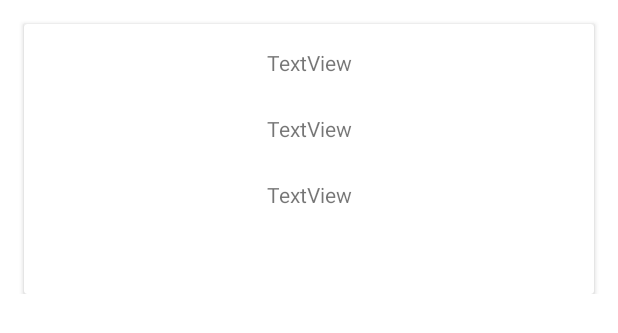
After one commit to pauloalvarez21/infotrack-prueba, an Android app: the layout item_user.xml on its own in the app's theme, with its tools: preview values and no code run, on a phone screen of 412 x 824 dp. The commit adds this screen. Shown: the top 333 px of the screen. Run offline under Robolectric (Android 15) with nearby library versions, the phone set to English and light mode, and no system bars; network calls fail.

Commit message:
primera pantalla

```diff
--- a/app/build.gradle
+++ b/app/build.gradle
@@ -40,4 +40,6 @@ dependencies {
     testImplementation 'junit:junit:4.13.2'
     androidTestImplementation 'androidx.test.ext:junit:1.1.3'
     androidTestImplementation 'androidx.test.espresso:espresso-core:3.4.0'
+
+    implementation 'com.dubsmash.volley:library:2.0.1'
 }
--- a/app/src/main/AndroidManifest.xml
+++ b/app/src/main/AndroidManifest.xml
@@ -1,6 +1,8 @@
 <?xml version="1.0" encoding="utf-8"?>
 <manifest xmlns:android="http://schemas.android.com/apk/res/android"
     package="com.gaelectronica.infotrack_prueba">
+
+    <uses-permission android:name="android.permission.INTERNET"/>
 
     <application
         android:allowBackup="true"
--- /dev/null
+++ b/app/src/main/res/layout/item_user.xml
@@ -0,0 +1,64 @@
+<?xml version="1.0" encoding="utf-8"?>
+<androidx.constraintlayout.widget.ConstraintLayout xmlns:android="http://schemas.android.com/apk/res/android"
+    xmlns:app="http://schemas.android.com/apk/res-auto"
+    xmlns:tools="http://schemas.android.com/tools"
+    android:layout_width="match_parent"
+    android:layout_height="wrap_content">
+
+    <androidx.cardview.widget.CardView
+        android:layout_width="match_parent"
+        android:layout_height="180dp"
+        android:layout_marginStart="16dp"
+        android:layout_marginTop="16dp"
+        android:layout_marginEnd="16dp"
+        app:layout_constraintEnd_toEndOf="parent"
+        app:layout_constraintStart_toStartOf="parent"
+        app:layout_constraintTop_toTopOf="parent">
+
+        <androidx.constraintlayout.widget.ConstraintLayout
+            android:layout_width="match_parent"
+            android:layout_height="match_parent">
+
+
+            <TextView
+                android:id="@+id/txtName"
+                android:layout_width="match_parent"
+                android:layout_height="20dp"
+                android:layout_marginStart="16dp"
+                android:layout_marginTop="16dp"
+                android:layout_marginEnd="16dp"
+                android:text="TextView"
+                android:textAlignment="center"
+                app:layout_constraintEnd_toEndOf="parent"
+                app:layout_constraintStart_toStartOf="parent"
+                app:layout_constraintTop_toTopOf="parent" />
+
+            <TextView
+                android:id="@+id/txtUserName"
+                android:layout_width="match_parent"
+                android:layout_height="20dp"
+                android:layout_marginStart="16dp"
+                android:layout_marginTop="24dp"
+                android:layout_marginEnd="16dp"
+                android:textAlignment="center"
+                android:text="TextView"
+                app:layout_constraintEnd_toEndOf="parent"
+                app:layout_constraintStart_toStartOf="parent"
+                app:layout_constraintTop_toBottomOf="@+id/txtName" />
+
+            <TextView
+                android:id="@+id/txtEmail"
+                android:layout_width="match_parent"
+                android:layout_height="20dp"
+                android:layout_marginStart="16dp"
+                android:layout_marginTop="24dp"
+                android:layout_marginEnd="16dp"
+                android:textAlignment="center"
+                android:text="TextView"
+                app:layout_constraintEnd_toEndOf="parent"
+                app:layout_constraintStart_toStartOf="parent"
+                app:layout_constraintTop_toBottomOf="@+id/txtUserName" />
+        </androidx.constraintlayout.widget.ConstraintLayout>
+
+    </androidx.cardview.widget.CardView>
+</androidx.constraintlayout.widget.ConstraintLayout>
```
Also changed, not shown: app/src/main/java/com/gaelectronica/infotrack_prueba/MainActivity.kt (+67 -0 lines), app/src/main/java/com/gaelectronica/infotrack_prueba/adapter/UserListAdapter.kt (added, +43 -0 lines), app/src/main/java/com/gaelectronica/infotrack_prueba/model/User.kt (added, +13 -0 lines), app/src/main/res/layout/activity_main.xml (+12 -7 lines).
